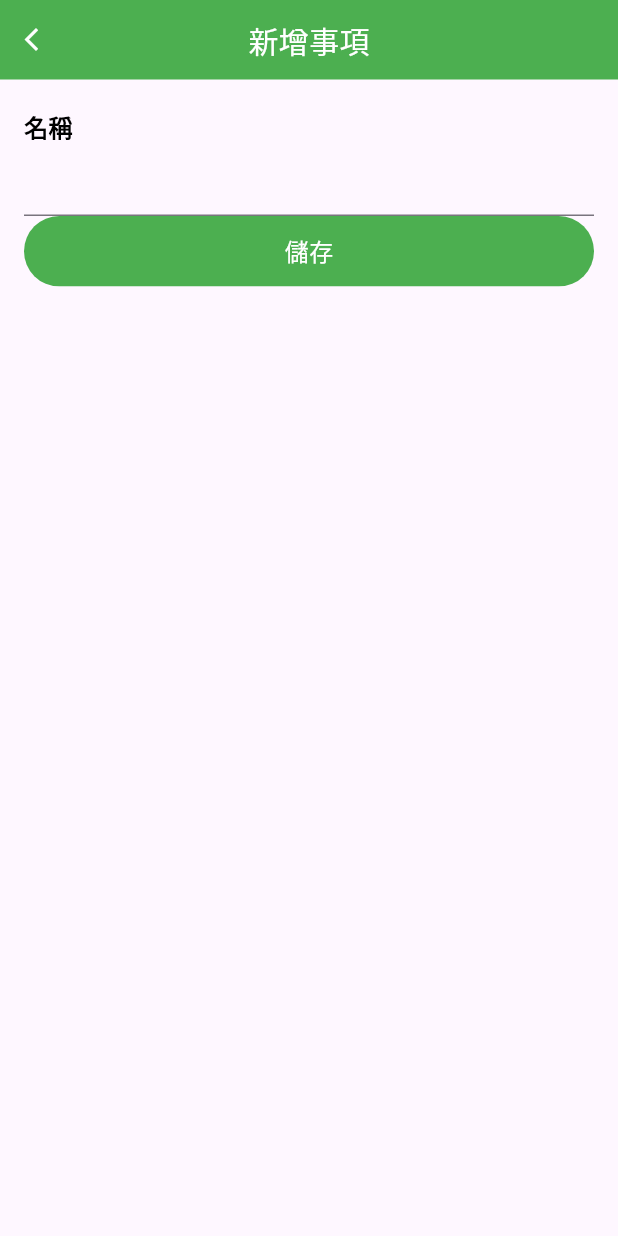
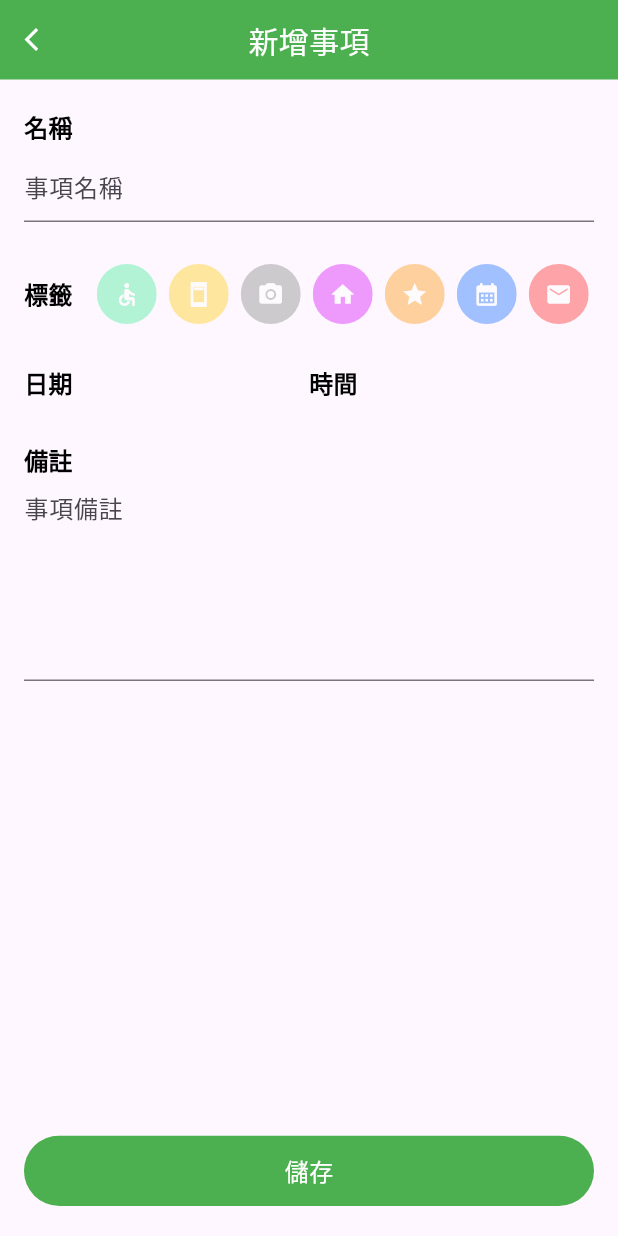
Before and after one commit to twjw/flutter_todo_app, a Flutter app: the CreateTaskScreen screen opened by its route, on a phone screen of 412 x 824 dp. Run offline on Flutter 3.47's test engine with Material 3 defaults, Android fonts, the phone set to English and light mode, and no system bars; our stand-ins replace floor, flutter_riverpod, go_router, sqflite; missing offline and left inert: dart:ffi; accounts and stored records are empty; generated files the repository leaves out were written again; statements that could not run were skipped.

Commit message:
feat: 新增事項切了一些版

```diff
--- a/lib/constants.dart
+++ b/lib/constants.dart
@@ -6,15 +6,15 @@ import 'package:go_router/go_router.dart';
 import 'models/category.dart';
 
 final List<Category> categories = [
-  Category(id: 1, iconData: Icons.factory, color: Colors.greenAccent),
-  Category(id: 2, iconData: Icons.factory, color: Colors.amberAccent),
-  Category(id: 3, iconData: Icons.factory, color: Colors.grey),
-  Category(id: 4, iconData: Icons.factory, color: Colors.purpleAccent),
-  Category(id: 5, iconData: Icons.factory, color: Colors.orangeAccent),
-  Category(id: 6, iconData: Icons.factory, color: Colors.blueAccent),
-  Category(id: 7, iconData: Icons.factory, color: Colors.redAccent),
-  Category(id: 8, iconData: Icons.factory, color: Colors.lightGreen),
-  Category(id: 9, iconData: Icons.factory, color: Colors.lightBlueAccent),
+  Category(id: 1, icon: Icons.accessible, color: Colors.greenAccent),
+  Category(id: 2, icon: Icons.ad_units_sharp, color: Colors.amberAccent),
+  Category(id: 3, icon: Icons.camera_alt_rounded, color: Colors.grey),
+  Category(id: 4, icon: Icons.home, color: Colors.purpleAccent),
+  Category(id: 5, icon: Icons.star, color: Colors.orangeAccent),
+  Category(id: 6, icon: Icons.calendar_month, color: Colors.blueAccent),
+  Category(id: 7, icon: Icons.mail, color: Colors.redAccent),
+  Category(id: 8, icon: Icons.man, color: Colors.lightGreen),
+  Category(id: 9, icon: Icons.question_answer, color: Colors.lightBlueAccent),
 ];
 
 final router = GoRouter(
--- a/lib/models/category.dart
+++ b/lib/models/category.dart
@@ -2,12 +2,12 @@ import 'package:flutter/material.dart';
 
 class Category {
   final int id;
-  final IconData iconData;
+  final IconData icon;
   final Color color;
 
   Category({
     required this.id,
-    required this.iconData,
+    required this.icon,
     required this.color,
   });
 }
--- a/lib/screen/create_task_screen.dart
+++ b/lib/screen/create_task_screen.dart
@@ -1,7 +1,9 @@
 import 'package:flutter/material.dart';
 import 'package:flutter_riverpod/flutter_riverpod.dart';
+import 'package:flutter_todo_app/constants.dart';
 import 'package:flutter_todo_app/theme/theme.dart';
 import 'package:flutter_todo_app/widget/button.dart';
+import 'package:flutter_todo_app/widget/category.dart';
 import 'package:flutter_todo_app/widget/screen/create_task_screen/form_label.dart';
 import 'package:flutter_todo_app/widget/sub_page_wrap.dart';
 import 'package:flutter_todo_app/widget/touchable_opacity.dart';
@@ -21,12 +23,31 @@ class CreateTaskScreen extends ConsumerWidget {
   Widget build(BuildContext context, WidgetRef ref) {
     return SubPageWrap(
       title: '新增事項',
+      bottomChild: Padding(
+        padding: const EdgeInsets.symmetric(vertical: 20, horizontal: 16),
+        child: Button(
+          text: '儲存',
+          onPress: () {
+            if (_formKey.currentState!.validate()) {
+              ScaffoldMessenger.of(context).showSnackBar(
+                SnackBar(
+                  content: Text('Processing Data'),
+                ),
+              );
+            }
+          },
+        ),
+      ),
       child: Form(
         key: _formKey,
         child: Column(
           children: [
             const FormLabel(label: '名稱'),
+            const SizedBox(height: 4),
             TextFormField(
+              decoration: const InputDecoration(
+                hintText: '事項名稱',
+              ),
               validator: (value) {
                 if (value == null || value.isEmpty) {
                   return '名稱不得為空';
@@ -34,17 +55,74 @@ class CreateTaskScreen extends ConsumerWidget {
                 return null;
               },
             ),
-            Button(
-              text: '儲存',
-              onPress: () {
-                if (_formKey.currentState!.validate()) {
-                  ScaffoldMessenger.of(context).showSnackBar(
-                    SnackBar(
-                      content: Text('Processing Data'),
+            const SizedBox(height: 28),
+            Row(
+              mainAxisAlignment: MainAxisAlignment.start,
+              crossAxisAlignment: CrossAxisAlignment.center,
+              children: [
+                Text(
+                  '標籤',
+                  style: MyTheme.text.medium.copyWith(
+                    fontWeight: FontWeight.w600,
+                  ),
+                ),
+                const SizedBox(width: 8),
+                Expanded(
+                  child: SizedBox(
+                    height: 40,
+                    child: ListView(
+                      scrollDirection: Axis.horizontal,
+                      children: categories
+                          .map(
+                            (e) => Padding(
+                              padding: const EdgeInsets.only(left: 8),
+                              child: TouchableOpacity(
+                                onTap: () {},
+                                child: Opacity(
+                                  opacity: 0.5,
+                                  child: Category(
+                                    key: ValueKey(e),
+                                    icon: e.icon,
+                                    color: e.color,
+                                  ),
+                                ),
+                              ),
+                            ),
+                          )
+                          .toList(),
                     ),
-                  );
-                }
-              },
+                  ),
+                ),
+              ],
+            ),
+            const SizedBox(height: 28),
+            Row(
+              crossAxisAlignment: CrossAxisAlignment.start,
+              children: [
+                Expanded(
+                  child: Column(
+                    children: [
+                      const FormLabel(label: '日期'),
+                    ],
+                  ),
+                ),
+                Expanded(
+                  child: Column(
+                    children: [
+                      const FormLabel(label: '時間'),
+                    ],
+                  ),
+                ),
+              ],
+            ),
+            const SizedBox(height: 28),
+            const FormLabel(label: '備註'),
+            TextField(
+              minLines: 5,
+              maxLines: null,
+              decoration: const InputDecoration(
+                hintText: '事項備註',
+              ),
             ),
           ],
         ),
@@ -52,3 +130,64 @@ class CreateTaskScreen extends ConsumerWidget {
     );
   }
 }
+
+/*
+class MyForm extends StatefulWidget {
+  @override
+  _MyFormState createState() => _MyFormState();
+}
+
+class _MyFormState extends State<MyForm> {
+  final GlobalKey<FormState> _formKey = GlobalKey<FormState>();
+  bool _isCheckboxChecked = false;
+
+  bool _validateCheckbox(bool value) {
+    if (_isCheckboxChecked) {
+      return true;
+    } else {
+      return false;
+    }
+  }
+
+  @override
+  Widget build(BuildContext context) {
+    return Form(
+      key: _formKey,
+      child: Column(
+        children: <Widget>[
+          FormField<bool>(
+            initialValue: _isCheckboxChecked,
+            validator: (value) {
+              return _validateCheckbox(value!) ? null : 'Checkbox must be checked';
+            },
+            builder: (FormFieldState<bool> state) {
+              return CheckboxListTile(
+                value: _isCheckboxChecked,
+                onChanged: (bool? value) {
+                  // 保存 Checkbox 状态并触发表单验证
+                  setState(() {
+                    _isCheckboxChecked = value!;
+                    state.didChange(value);
+                  });
+                },
+                title: new Text('Check me'),
+              );
+            }
+          ),
+          ElevatedButton(
+            onPressed: () {
+              if (_formKey.currentState!.validate()) {
+                // 当所有验证都通过后
+                ScaffoldMessenger.of(context).showSnackBar(
+                  SnackBar(content: Text('Processing Data')),
+                );
+              }
+            },
+            child: Text('Submit'),
+          ),
+        ],
+      ),
+    );
+  }
+}
+ */
--- a/lib/screen/home_screen.dart
+++ b/lib/screen/home_screen.dart
@@ -37,9 +37,8 @@ class HomeScreen extends ConsumerWidget {
                     color: MyTheme.color.primary,
                   ),
                 ),
-                Padding(
+                SingleChildScrollView(
                   padding: const EdgeInsets.only(top: 28, right: 16, left: 16),
-                  child: SingleChildScrollView(
                   child: Column(
                     crossAxisAlignment: CrossAxisAlignment.center,
                     children: [
@@ -63,11 +62,10 @@ class HomeScreen extends ConsumerWidget {
                     ],
                   ),
                 ),
-                ),
               ],
             ),
           ),
-          Container(
+          Padding(
             padding: const EdgeInsets.symmetric(vertical: 20, horizontal: 16),
             child: Button(
               text: '新增任務',
--- /dev/null
+++ b/lib/widget/category.dart
@@ -0,0 +1,30 @@
+import 'package:flutter/material.dart';
+import 'package:flutter_todo_app/theme/theme.dart';
+
+class Category extends StatelessWidget {
+  const Category({
+    super.key,
+    required this.icon,
+    required this.color,
+  });
+
+  final IconData icon;
+  final Color color;
+
+  @override
+  Widget build(BuildContext context) {
+    return ClipRRect(
+      borderRadius: BorderRadius.circular(50),
+      child: Container(
+        width: 40,
+        height: 40,
+        color: color,
+        child: Icon(
+          icon,
+          color: MyTheme.color.com1,
+          size: 18,
+        ),
+      ),
+    );
+  }
+}
--- a/lib/widget/sub_page_wrap.dart
+++ b/lib/widget/sub_page_wrap.dart
@@ -8,10 +8,12 @@ class SubPageWrap extends StatelessWidget {
     super.key,
     required this.title,
     required this.child,
+    this.bottomChild,
   });
 
   final String title;
   final Widget child;
+  final Widget? bottomChild;
 
   @override
   Widget build(BuildContext context) {
@@ -23,13 +25,16 @@ class SubPageWrap extends StatelessWidget {
             SubPageHeader(
               title: title,
             ),
-            Container(
-              padding: const EdgeInsets.symmetric(
-                vertical: 20,
-                horizontal: 16,
+            Expanded(
+              child: SingleChildScrollView(
+                padding: const EdgeInsets.symmetric(
+                  vertical: 20,
+                  horizontal: 16,
+                ),
+                child: child,
               ),
-              child: child,
             ),
+            if (bottomChild != null) bottomChild!,
           ],
         ),
       ),
```
Lines whose indentation alone changed are shown as unchanged.
